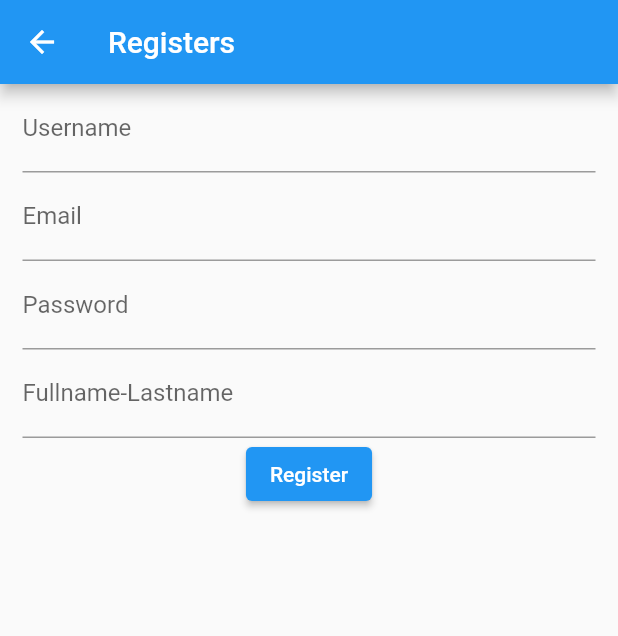
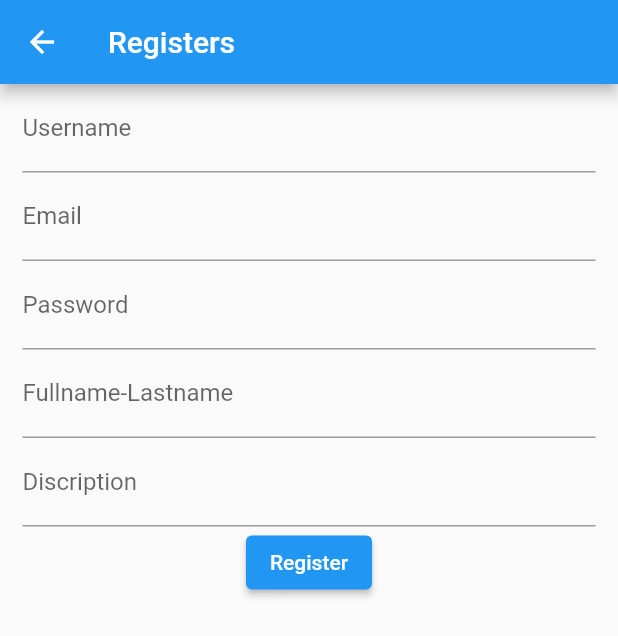
Before and after one commit to Bxnzz/miniworldapp, a Flutter app: the RegisterPage screen opened directly, after a tap on "Register", on a phone screen of 412 x 824 dp. Shown: the top 636 px of the screen. Run offline on Flutter 3.47's test engine with Material 2 defaults, Android fonts, the phone set to English and light mode, and no system bars; our stand-ins replace dio, file_picker, firebase_core, firebase_storage, geolocator, get and 2 more; missing offline and left inert: appinio_video_player, flutter_facebook_auth; accounts and stored records are empty; generated files the repository leaves out were written again; network calls fail.

Commit message:
regis_sentdata

```diff
--- /dev/null
+++ b/lib/model/DTO/registerDTO.dart
@@ -0,0 +1,50 @@
+// To parse this JSON data, do
+//
+//     final registerDto = registerDtoFromJson(jsonString);
+
+import 'package:meta/meta.dart';
+import 'dart:convert';
+
+List<RegisterDto?>? registerDtoFromJson(String str) => json.decode(str) == null ? [] : List<RegisterDto?>.from(json.decode(str)!.map((x) => RegisterDto.fromJson(x)));
+
+String registerDtoToJson(List<RegisterDto?>? data) => json.encode(data == null ? [] : List<dynamic>.from(data!.map((x) => x!.toJson())));
+
+class RegisterDto {
+    RegisterDto({
+        required this.userName,
+        required this.userMail,
+        required this.userPassword,
+        required this.userFullname,
+        required this.userImage,
+        required this.userDiscription,
+        required this.userFacebookId,
+    });
+
+    String? userName;
+    String? userMail;
+    String? userPassword;
+    String? userFullname;
+    String? userImage;
+    String? userDiscription;
+    String? userFacebookId;
+
+    factory RegisterDto.fromJson(Map<String, dynamic> json) => RegisterDto(
+        userName: json["UserName"],
+        userMail: json["UserMail"],
+        userPassword: json["UserPassword"],
+        userFullname: json["UserFullname"],
+        userImage: json["UserImage"],
+        userDiscription: json["UserDiscription"],
+        userFacebookId: json["UserFacebookID"],
+    );
+
+    Map<String, dynamic> toJson() => {
+        "UserName": userName,
+        "UserMail": userMail,
+        "UserPassword": userPassword,
+        "UserFullname": userFullname,
+        "UserImage": userImage,
+        "UserDiscription": userDiscription,
+        "UserFacebookID": userFacebookId,
+    };
+}
--- /dev/null
+++ b/lib/model/register.dart
@@ -0,0 +1,26 @@
+// To parse this JSON data, do
+//
+//     final register = registerFromJson(jsonString);
+
+import 'package:meta/meta.dart';
+import 'dart:convert';
+
+List<Register?>? registerFromJson(String str) => json.decode(str) == null ? [] : List<Register?>.from(json.decode(str)!.map((x) => Register.fromJson(x)));
+
+String registerToJson(List<Register?>? data) => json.encode(data == null ? [] : List<dynamic>.from(data!.map((x) => x!.toJson())));
+
+class Register {
+    Register({
+        required this.massage,
+    });
+
+    String? massage;
+
+    factory Register.fromJson(Map<String, dynamic> json) => Register(
+        massage: json["massage"],
+    );
+
+    Map<String, dynamic> toJson() => {
+        "massage": massage,
+    };
+}
--- a/lib/page/loginpage.dart
+++ b/lib/page/loginpage.dart
@@ -35,8 +35,7 @@ class _LoginPageState extends State<LoginPage> {
   @override
   void initState() {
     super.initState();
-    // 2.1 object ของ service โดยต้องส่ง baseUrl (จาก provider) เข้าไปด้วย
-
+    // 2.1 object ของ service โดยต้องส่ง baseUrl (จาก provider) เข้าไปด้วยR
     loginService =
         LoginService(Dio(), baseUrl: context.read<AppData>().baseurl);
     // 2.2 async method
--- a/lib/page/register.dart
+++ b/lib/page/register.dart
@@ -1,10 +1,16 @@
 import 'dart:convert';
 import 'dart:developer';
 
+import 'package:dio/dio.dart';
 import 'package:flutter/cupertino.dart';
 import 'package:flutter/material.dart';
 import 'package:miniworldapp/model/DTO/loginDTO.dart';
+import 'package:miniworldapp/model/DTO/registerDTO.dart';
 import 'package:miniworldapp/service/Register.dart';
+import 'package:provider/provider.dart';
+
+import '../model/register.dart';
+import '../service/provider/appdata.dart';
 
 class RegisterPage extends StatefulWidget {
   const RegisterPage({super.key});
@@ -14,13 +20,30 @@ class RegisterPage extends StatefulWidget {
 }
 
 class _RegisterPageState extends State<RegisterPage> {
+
   TextEditingController username = TextEditingController();
   TextEditingController email = TextEditingController();
   TextEditingController password = TextEditingController();
   TextEditingController userFullname = TextEditingController();
   TextEditingController image = TextEditingController();
-  TextEditingController userDiscription = TextEditingController();
-  TextEditingController userFacebookID = TextEditingController();
+  TextEditingController discription = TextEditingController();
+
+
+  List<RegisterDto> registerDTOs = [];
+  late Future<void> loadDataMethod;
+  late RegisterService registerService;
+  List<Register> registers = [];
+
+  @override
+  void initState() {
+    super.initState();
+    // 2.1 object ของ service โดยต้องส่ง baseUrl (จาก provider) เข้าไปด้วย
+
+    registerService =
+        RegisterService(Dio(), baseUrl: context.read<AppData>().baseurl);
+    // 2.2 async method
+    //  loadDataMethod = addData(logins);
+  }
 
   @override
   Widget build(BuildContext context) {
@@ -88,20 +111,39 @@ class _RegisterPageState extends State<RegisterPage> {
                   }
                   return null;
                 },
+              )
+              ),Padding(
+              padding: EdgeInsets.symmetric(horizontal: 15),
+              child: TextFormField(
+                controller: discription,
+                maxLines: 1,
+                decoration: InputDecoration(
+                    labelText: 'Discription',
+                    hintText: 'Enter Discription'),
+                validator: (value) {
+                  if (value == null || value.isEmpty) {
+                    return 'Please  Discription';
+                  }
+                  return null;
+                },
               )),
           Column(
             children: [
               ElevatedButton(
                   onPressed: () async {
-                    LoginDto dto =
-                        LoginDto(email: email.text, password: password.text);
+                    RegisterDto dto =
+                        RegisterDto(userName: username.text, userMail: email.text, userPassword: password.text, userFullname: userFullname.text,userDiscription: discription.text, userFacebookId: '', userImage: '');
+
+
                     log(jsonEncode(dto));
 
-                    //           var login = await RegisterService.register(dto);
-                    // if (login.response.statusCode == 200){
 
-                    // }
-                    //       log(jsonEncode(login.data));
+                   var register = await registerService.registers(dto);
+                   if (register.data.massage == "Register failed"){
+                          log("Register failed");
+                            return;
+                   }
+                         log(jsonEncode(register.data));
                   },
                   child: Text('Register')),
             ],
--- a/lib/service/Register.dart
+++ b/lib/service/Register.dart
@@ -1,13 +1,16 @@
 import 'package:miniworldapp/model/DTO/loginDTO.dart';
+import 'package:miniworldapp/model/register.dart';
 import 'package:retrofit/retrofit.dart';
 import 'package:dio/dio.dart';
-import 'package:miniworldapp/model/login.dart';
+import 'package:miniworldapp/model/DTO/registerDTO.dart';
 
+part 'Register.g.dart';
 
 @RestApi()
 abstract class RegisterService {
-// factory RegisterService(Dio dio, {String baseUrl}) = _RegisterService;
+ factory RegisterService(Dio dio, {String baseUrl}) = _RegisterService;
 
   @POST("/user/register")
-   Future<HttpResponse<Login>> register(@Body() LoginDto loginDto);
+   Future<HttpResponse<Register>> registers(@Body() RegisterDto registerDto);
+
 }
```
Also changed, not shown: lib/service/Register.g.dart (added).
